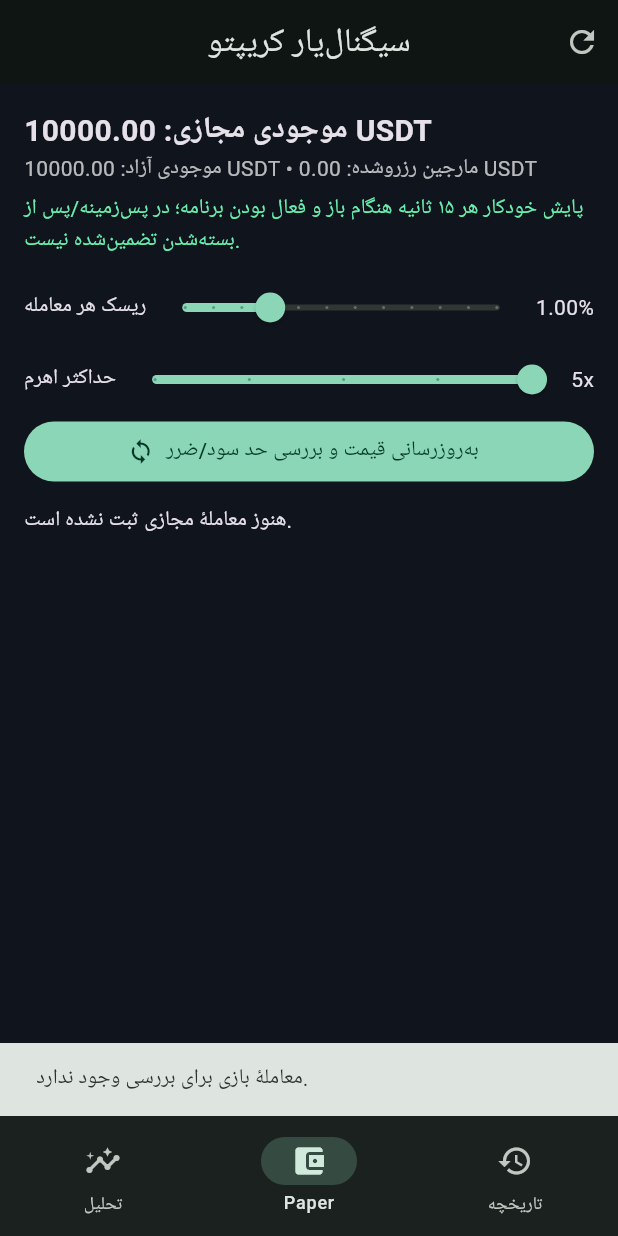
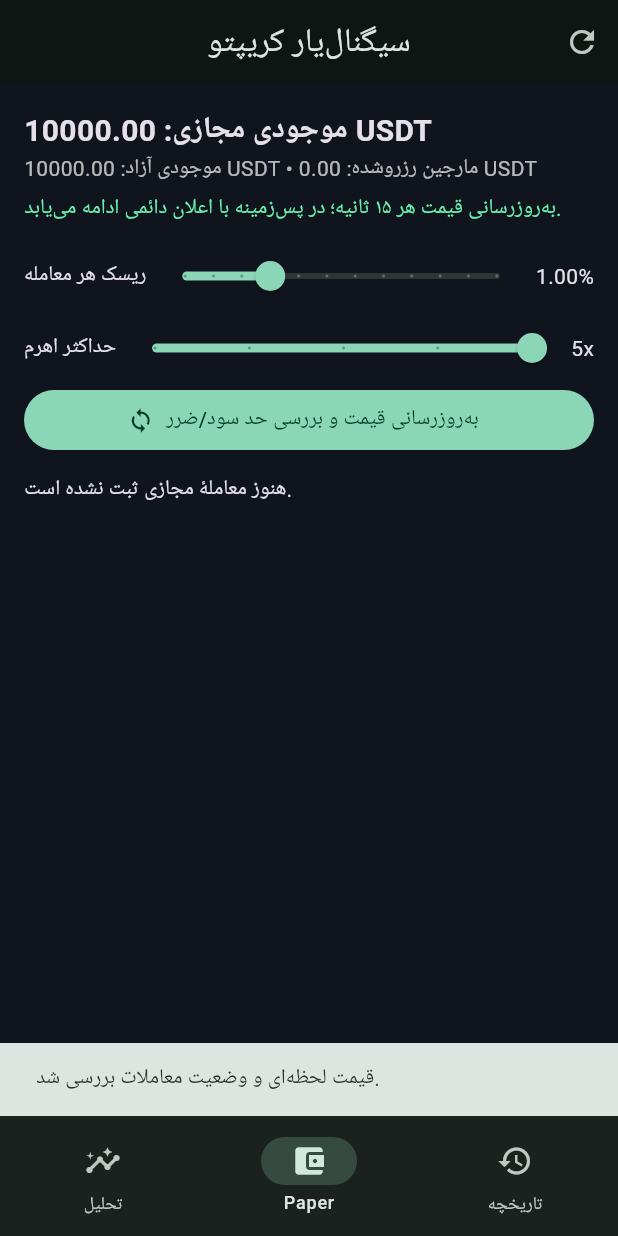
Before and after one commit to emailkilllller-cmyk/-crypto-signal-app, a Flutter app: the screen it shows after launch, item 2 of the bottom bar chosen, after a tap on "به‌روزرسانی قیمت و بررسی حد سود/ضرر", on a phone screen of 412 x 824 dp. Run offline on Flutter 3.47's test engine with Material 3 defaults, Android fonts, the phone set to English and light mode, and no system bars; our stand-ins replace flutter_local_notifications, shared_preferences; missing offline and left inert: flutter_foreground_task; network calls fail.

Commit message:
Update main.dart

```diff
--- a/lib/main.dart
+++ b/lib/main.dart
@@ -6,8 +6,14 @@ import 'package:flutter/services.dart' show rootBundle;
 import 'package:http/http.dart' as http;
 import 'package:flutter_local_notifications/flutter_local_notifications.dart';
 import 'package:shared_preferences/shared_preferences.dart';
+import 'package:flutter_foreground_task/flutter_foreground_task.dart';
+import 'paper_monitor_service.dart';
 
-void main() => runApp(const CryptoSignalApp());
+void main() {
+  WidgetsFlutterBinding.ensureInitialized();
+  FlutterForegroundTask.initCommunicationPort();
+  runApp(const CryptoSignalApp());
+}
 
 class CryptoSignalApp extends StatelessWidget {
   const CryptoSignalApp({super.key});
@@ -111,6 +117,20 @@ class MarketApi {
     final j=jsonDecode(r.body); final rows=j['data'];
     if(j['code']!='0'||rows is! List||rows.length<math.min(limit,30)) throw Exception('No candles / API ${j['msg']}');
     return rows.map<Candle>((e)=>Candle(int.parse('${e[0]}'),double.parse('${e[1]}'),double.parse('${e[2]}'),double.parse('${e[3]}'),double.parse('${e[4]}'),double.parse('${e[5]}'))).toList().reversed.toList();
+  }
+  static Future<double> lastPrice(String symbol) async {
+    final pair=symbol.replaceAll('-','');
+    try {
+      final r=await http.get(Uri.https('fapi.binance.com','/fapi/v1/ticker/price',{'symbol':pair})).timeout(const Duration(seconds:10));
+      if(r.statusCode==200){final v=double.tryParse('${jsonDecode(r.body)['price']}');if(v!=null&&v>0)return v;}
+    } catch (_) {}
+    final r=await http.get(Uri.https('www.okx.com','/api/v5/market/ticker',{'instId':'$symbol-SWAP'})).timeout(const Duration(seconds:10));
+    if(r.statusCode!=200)throw Exception('خطای دریافت قیمت: HTTP ${r.statusCode}');
+    final j=jsonDecode(r.body);final data=j['data'];
+    if(j['code']!='0'||data is! List||data.isEmpty)throw Exception('قیمت لحظه‌ای OKX در دسترس نیست');
+    final v=double.tryParse('${data.first['last']}');
+    if(v==null||v<=0)throw Exception('قیمت دریافتی نامعتبر است');
+    return v;
   }
 }
 
@@ -230,10 +250,33 @@ class MLModel {
 
 class HomePage extends StatefulWidget {const HomePage({super.key});@override State<HomePage> createState()=>_HomePageState();}
 class _HomePageState extends State<HomePage> with WidgetsBindingObserver {
-  Timer? _monitorTimer; bool _monitorBusy=false; DateTime? _lastMonitorAt;
+  Timer? _monitorTimer; bool _monitorBusy=false; DateTime? _lastMonitorAt; Future<void> _serviceTransition=Future<void>.value();
   final MLModel model=MLModel(); final FlutterLocalNotificationsPlugin notifications=FlutterLocalNotificationsPlugin(); int tab=0; String symbol='BTC-USDT',tf='1h'; bool loading=false; String error=''; List<String> symbols=['BTC-USDT','ETH-USDT','SOL-USDT','BNB-USDT','XRP-USDT','LINK-USDT','AVAX-USDT']; Signal? current; List<Signal> history=[]; List<NoEntryRecord> noEntryHistory=[]; List<PaperTrade> trades=[]; double paperBalance=10000; double riskPercent=1; double maxLeverage=5; bool autoLeverage=true; int mtfScore=0; String mtfSummary='';
-  @override void initState(){super.initState();WidgetsBinding.instance.addObserver(this);_load().then((_)=>_autoMonitorTick());_loadSymbols();model.load();_initNotifications();_monitorTimer=Timer.periodic(const Duration(seconds:15),(_)=>_autoMonitorTick());}
-  @override void didChangeAppLifecycleState(AppLifecycleState state){if(state==AppLifecycleState.resumed){_autoMonitorTick();}}
+  @override void initState(){super.initState();WidgetsBinding.instance.addObserver(this);_initForegroundService();_load().then((_)=>_autoMonitorTick());_loadSymbols();model.load();_initNotifications();_monitorTimer=Timer.periodic(const Duration(seconds:15),(_)=>_autoMonitorTick());}
+  Future<void> _initForegroundService() async {
+    FlutterForegroundTask.init(androidNotificationOptions:AndroidNotificationOptions(channelId:'paper_monitor',channelName:'Paper trade monitoring',channelDescription:'Monitors open paper trades every 15 seconds',onlyAlertOnce:true),iosNotificationOptions:const IOSNotificationOptions(showNotification:false,playSound:false),foregroundTaskOptions:ForegroundTaskOptions(eventAction:ForegroundTaskEventAction.repeat(15000),allowWakeLock:true,allowWifiLock:true,allowAutoRestart:true));
+    try { await FlutterForegroundTask.requestNotificationPermission(); } catch (_) {}
+  }
+  Future<void> _startBackgroundMonitor() async {
+    final p=await SharedPreferences.getInstance();
+    await p.setString('paperMonitorOwner','transition');
+    if(!await FlutterForegroundTask.isRunningService){
+      await FlutterForegroundTask.startService(serviceId:258,notificationTitle:'Crypto Signal Lab',notificationText:'پایش معاملات پیپر هر ۱۵ ثانیه',callback:startPaperMonitorCallback);
+    }
+    await p.setString('paperMonitorOwner','background');
+  }
+  Future<void> _stopBackgroundMonitor() async {
+    final p=await SharedPreferences.getInstance();
+    await p.setString('paperMonitorOwner','foreground');
+    if(await FlutterForegroundTask.isRunningService){await FlutterForegroundTask.stopService();}
+  }
+  @override void didChangeAppLifecycleState(AppLifecycleState state){
+    if(state==AppLifecycleState.resumed){
+      _serviceTransition=_serviceTransition.then((_)async{await _stopBackgroundMonitor();if(mounted){await _load();await _autoMonitorTick();}}).catchError((_){});
+    } else if(state==AppLifecycleState.paused){
+      _serviceTransition=_serviceTransition.then((_)=>_startBackgroundMonitor()).catchError((_){});
+    }
+  }
   @override void dispose(){_monitorTimer?.cancel();WidgetsBinding.instance.removeObserver(this);super.dispose();}
   Future<void> _initNotifications() async {try{const settings=InitializationSettings(android:AndroidInitializationSettings('@mipmap/ic_launcher'));await notifications.initialize(settings);await notifications.resolvePlatformSpecificImplementation<AndroidFlutterLocalNotificationsPlugin>()?.requestNotificationsPermission();}catch(_){}}
   Future<void> _notifySignal(Signal s) async {try{await notifications.show(100,'سیگنال ${s.side} • ${s.symbol}','ورود ${fmt(s.entry)} | SL ${fmt(s.sl)} | TP ${fmt(s.tp1)}',const NotificationDetails(android:AndroidNotificationDetails('crypto_signals','Crypto Signals',channelDescription:'Signal alerts',importance:Importance.high,priority:Priority.high)));}catch(_){}}
@@ -249,14 +292,13 @@ class _HomePageState extends State<HomePage> with WidgetsBindingObserver {
     try{
       for(final sym in watch){
         try{
-          final candles=await MarketApi.candles(sym,'5m',limit:3);
-          if(candles.isEmpty)throw Exception('کندل خالی');
-          final c=candles.last; if(!c.close.isFinite||c.close<=0)throw Exception('قیمت نامعتبر');
-          // Historical signals: use candle extremes so intrabar TP/SL touches are not missed.
+          final price=await MarketApi.lastPrice(sym);
+          if(!price.isFinite||price<=0)throw Exception('قیمت نامعتبر');
+          // Live price checks: TP/SL are evaluated against the latest traded price.
           for(var i=0;i<history.length;i++){
             final h=history[i]; if(h.symbol!=sym||h.outcome!='PENDING'||h.side=='WAIT')continue;
-            final hitSl=h.side=='LONG'?c.low<=h.sl:c.high>=h.sl;
-            final hitTp=h.side=='LONG'?c.high>=h.tp1:c.low<=h.tp1;
+            final hitSl=h.side=='LONG'?price<=h.sl:price>=h.sl;
+            final hitTp=h.side=='LONG'?price>=h.tp1:price<=h.tp1;
             if(hitSl||hitTp){
               final outcome=hitSl?'SL':'TP1';
               history[i]=Signal(symbol:h.symbol,interval:h.interval,side:h.side,reason:h.reason,time:h.time,entry:h.entry,sl:h.sl,tp1:h.tp1,tp2:h.tp2,rsi:h.rsi,atr:h.atr,probability:h.probability,score:h.score,outcome:outcome);
@@ -264,15 +306,15 @@ class _HomePageState extends State<HomePage> with WidgetsBindingObserver {
               await _notifyOutcome(h,outcome);
             }
           }
-          // Paper positions: conservative SL priority if both levels are touched in one candle.
+          // Paper positions are closed when the latest live price reaches a level.
           for(var i=0;i<trades.length;i++){
             final t=trades[i]; if(t.symbol!=sym||t.status!='OPEN')continue;
-            final hitSl=t.side=='LONG'?c.low<=t.sl:c.high>=t.sl;
-            final hitTp=t.side=='LONG'?c.high>=t.tp1:c.low<=t.tp1;
-            final closed=hitSl||hitTp; final exit=closed?(hitSl?t.sl:t.tp1):c.close;
+            final hitSl=t.side=='LONG'?price<=t.sl:price>=t.sl;
+            final hitTp=t.side=='LONG'?price>=t.tp1:price<=t.tp1;
+            final closed=hitSl||hitTp; final exit=price;
             final gross=(t.side=='LONG'?exit-t.entry:t.entry-exit)*t.qty;
             final exitFee=closed?exit*t.qty*_paperFeeRate:0.0;
-            final net=closed?gross-t.entryFee-exitFee:(t.side=='LONG'?c.close-t.entry:t.entry-c.close)*t.qty-t.entryFee;
+            final net=gross-t.entryFee-exitFee;
             trades[i]=PaperTrade(id:t.id,symbol:t.symbol,side:t.side,status:closed?(hitSl?'SL':'TP'):'OPEN',opened:t.opened,entry:t.entry,sl:t.sl,tp1:t.tp1,qty:t.qty,pnl:net,margin:t.margin,entryFee:t.entryFee,leverage:t.leverage);
             if(closed){paperBalance+=gross-exitFee;await _notifyTradeClose(t,hitSl?'SL':'TP');}
             changed=true;
@@ -378,56 +420,9 @@ class _HomePageState extends State<HomePage> with WidgetsBindingObserver {
     ScaffoldMessenger.of(context).showSnackBar(SnackBar(content:Text('معامله مجازی با اهرم ${maxLeverage.toStringAsFixed(0)}x ثبت شد؛ مارجین ${margin.toStringAsFixed(2)} و کارمزد ورود ${entryFee.toStringAsFixed(4)} USDT. سفارش واقعی ارسال نمی‌شود.')));
   }
   Future<void> _refreshPaper() async {
-    final open=trades.where((x)=>x.status=='OPEN').toList();
-    if(open.isEmpty){
-      if(mounted) ScaffoldMessenger.of(context).showSnackBar(const SnackBar(content:Text('معاملهٔ بازی برای بررسی وجود ندارد.')));
-      return;
-    }
-    int updated=0, failed=0;
-    final failures=<String>[];
-    for(final t in open){
-      try{
-        final candles=await MarketApi.candles(t.symbol,'5m',limit:3);
-        if(candles.isEmpty) throw Exception('داده کندل خالی است');
-        final candle=candles.last;
-        final price=candle.close;
-        if(!price.isFinite||price<=0) throw Exception('قیمت دریافتی نامعتبر است');
-        // اگر SL و TP در یک کندل لمس شوند، برای جلوگیری از خوش‌بینی، SL اولویت دارد.
-        final hitSl=t.side=='LONG'?candle.low<=t.sl:candle.high>=t.sl;
-        final hitTp=t.side=='LONG'?candle.high>=t.tp1:candle.low<=t.tp1;
-        final closed=hitSl||hitTp;
-        final exitPrice=closed?(hitSl?t.sl:t.tp1):price;
-        final grossPnl=(t.side=='LONG'?exitPrice-t.entry:t.entry-exitPrice)*t.qty;
-        final exitFee=exitPrice*t.qty*_paperFeeRate;
-        // Entry fee was deducted at opening; include both fees in displayed net PnL.
-        final netPnl=grossPnl-t.entryFee-exitFee;
-        final idx=trades.indexWhere((x)=>x.id==t.id);
-        if(idx<0) continue;
-        trades[idx]=PaperTrade(id:t.id,symbol:t.symbol,side:t.side,status:closed?(hitSl?'SL':'TP'):'OPEN',
-          opened:t.opened,entry:t.entry,sl:t.sl,tp1:t.tp1,qty:t.qty,pnl:netPnl,
-          margin:t.margin,entryFee:t.entryFee,leverage:t.leverage);
-        if(closed){
-          // Release margin by removing OPEN status; realize gross PnL less exit fee.
-          // Entry fee was already deducted from paperBalance at entry.
-          paperBalance+=grossPnl-exitFee;
-        }
-        updated++;
-      }catch(e){
-        failed++;
-        failures.add('${t.symbol}: $e');
-      }
-    }
-    if(mounted){
-      setState((){});
-      final message=updated>0
-        ? 'قیمت $updated معامله به‌روزرسانی شد${failed>0?'؛ خطای دریافت برای $failed معامله':''}.'
-        : 'به‌روزرسانی انجام نشد؛ دریافت قیمت ناموفق بود.';
-      ScaffoldMessenger.of(context).showSnackBar(SnackBar(content:Text(message),duration:const Duration(seconds:5)));
-      if(failed>0){
-        setState(()=>error='خطای به‌روزرسانی Paper:\n${failures.join('\n')}');
-      }
-    }
-    if(updated>0) await _save();
+    await _autoMonitorTick();
+    if(!mounted)return;
+    ScaffoldMessenger.of(context).showSnackBar(const SnackBar(content:Text('قیمت لحظه‌ای و وضعیت معاملات بررسی شد.')));
   }
   Future<void> _backtest() async {
     setState(() { loading=true; error=''; });
@@ -516,7 +511,7 @@ class _HomePageState extends State<HomePage> with WidgetsBindingObserver {
     Text('موجودی مجازی: ${paperBalance.toStringAsFixed(2)} USDT',style:const TextStyle(fontSize:20,fontWeight:FontWeight.bold)),
     Text('موجودی آزاد: ${_availablePaperBalance.toStringAsFixed(2)} USDT • مارجین رزروشده: ${_reservedPaperMargin.toStringAsFixed(2)} USDT',style:const TextStyle(color:Colors.white70)),
     const SizedBox(height:6),
-    const Text('پایش خودکار هر ۱۵ ثانیه هنگام باز و فعال بودن برنامه؛ در پس‌زمینه/پس از بسته‌شدن تضمین‌شده نیست.',style:TextStyle(color:Colors.greenAccent)),
+    const Text('به‌روزرسانی قیمت هر ۱۵ ثانیه؛ در پس‌زمینه با اعلان دائمی ادامه می‌یابد.',style:TextStyle(color:Colors.greenAccent)),
     if(_lastMonitorAt!=null)Text('آخرین بررسی: ${_lastMonitorAt!.toLocal()}',style:const TextStyle(color:Colors.white54)),
     const SizedBox(height:10),
     Row(children:[const Text('ریسک هر معامله'),Expanded(child:Slider(value:riskPercent,min:0.25,max:3,divisions:11,label:'${riskPercent.toStringAsFixed(2)}%',onChanged:(v)=>setState(()=>riskPercent=v))),Text('${riskPercent.toStringAsFixed(2)}%')]),
```
